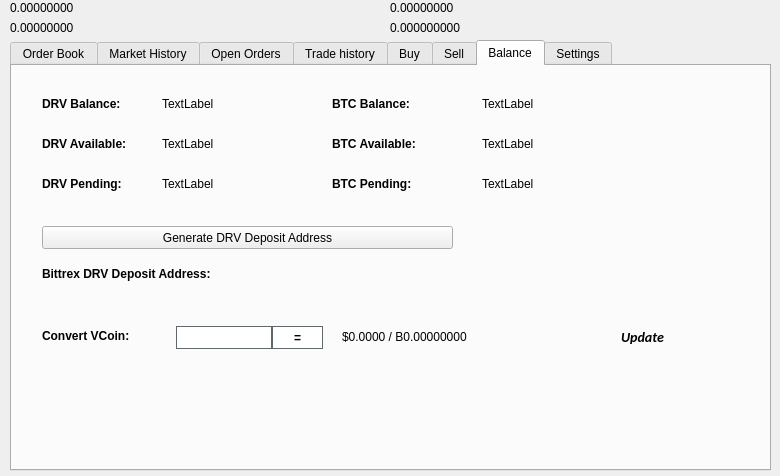
Qt form src/qt/forms/tradingdialog.ui (nashsclay/DraviteFlex-1) before a commit.
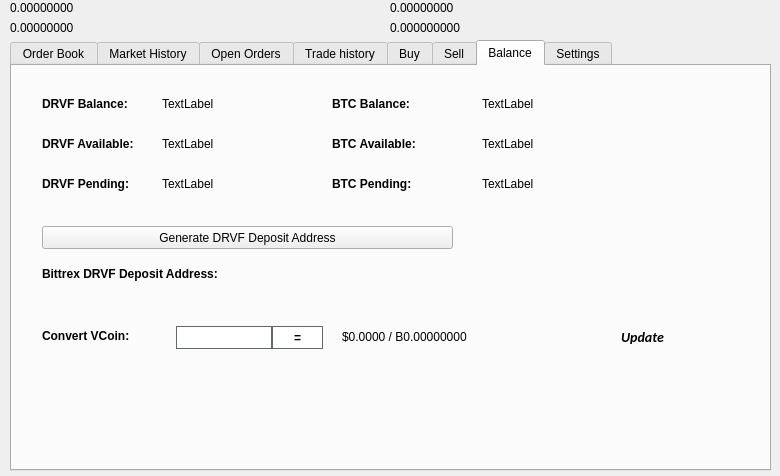
The same form after that commit. The open tabs and pages were chosen to show the change. Icons and pictures are not drawn.

What changed in the file:
```diff
--- a/src/qt/forms/tradingdialog.ui
+++ b/src/qt/forms/tradingdialog.ui
@@ -2762,7 +2762,7 @@
       </font>
      </property>
      <property name="text">
-      <string>DRV Balance:</string>
+      <string>DRVF Balance:</string>
      </property>
     </widget>
     <widget class="QLabel" name="label_12">
@@ -2813,7 +2813,7 @@
       </font>
      </property>
      <property name="text">
-      <string>DRV Available:</string>
+      <string>DRVF Available:</string>
      </property>
     </widget>
     <widget class="QLabel" name="label_14">
@@ -2832,7 +2832,7 @@
       </font>
      </property>
      <property name="text">
-      <string>DRV Pending:</string>
+      <string>DRVF Pending:</string>
      </property>
     </widget>
     <widget class="QLabel" name="DRVPendingLabel">
@@ -2928,7 +2928,7 @@
       </font>
      </property>
      <property name="text">
-      <string>Bittrex DRV Deposit Address:</string>
+      <string>Bittrex DRVF Deposit Address:</string>
      </property>
     </widget>
     <widget class="QPushButton" name="GenDepositBTN">
@@ -2941,7 +2941,7 @@
       </rect>
      </property>
      <property name="text">
-      <string>Generate DRV Deposit Address</string>
+      <string>Generate DRVF Deposit Address</string>
      </property>
      <property name="icon">
       <iconset resource="../draviteflex.qrc">
```
Left out of the diff: 34 changed lines with no effect on the pictures.
